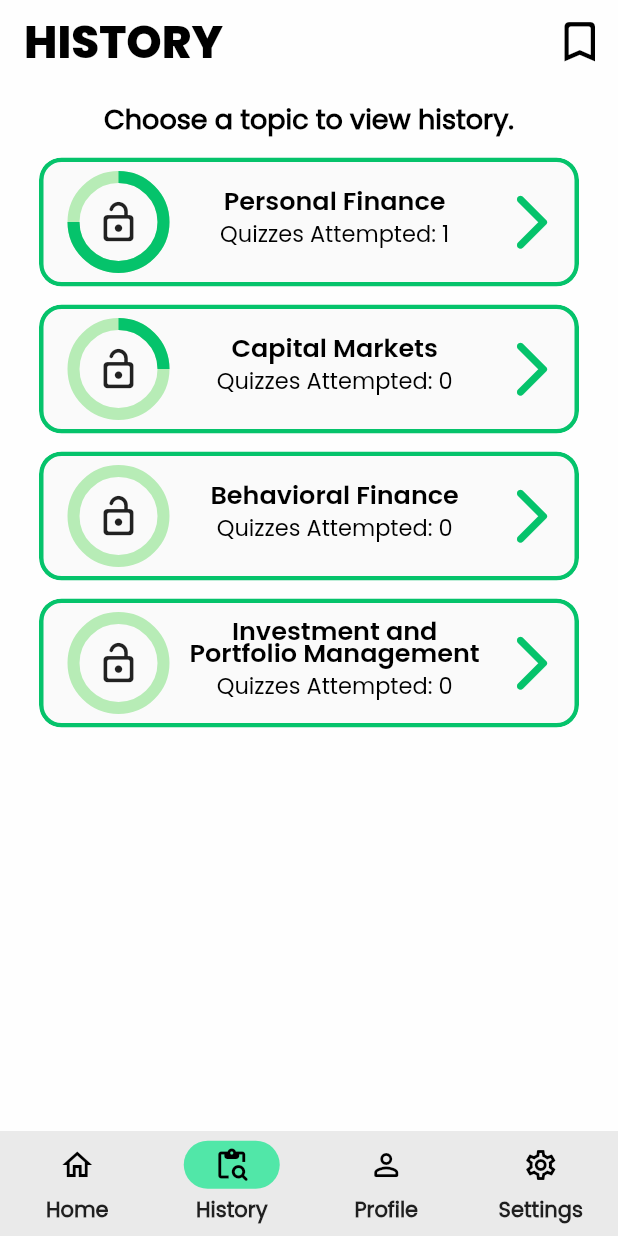
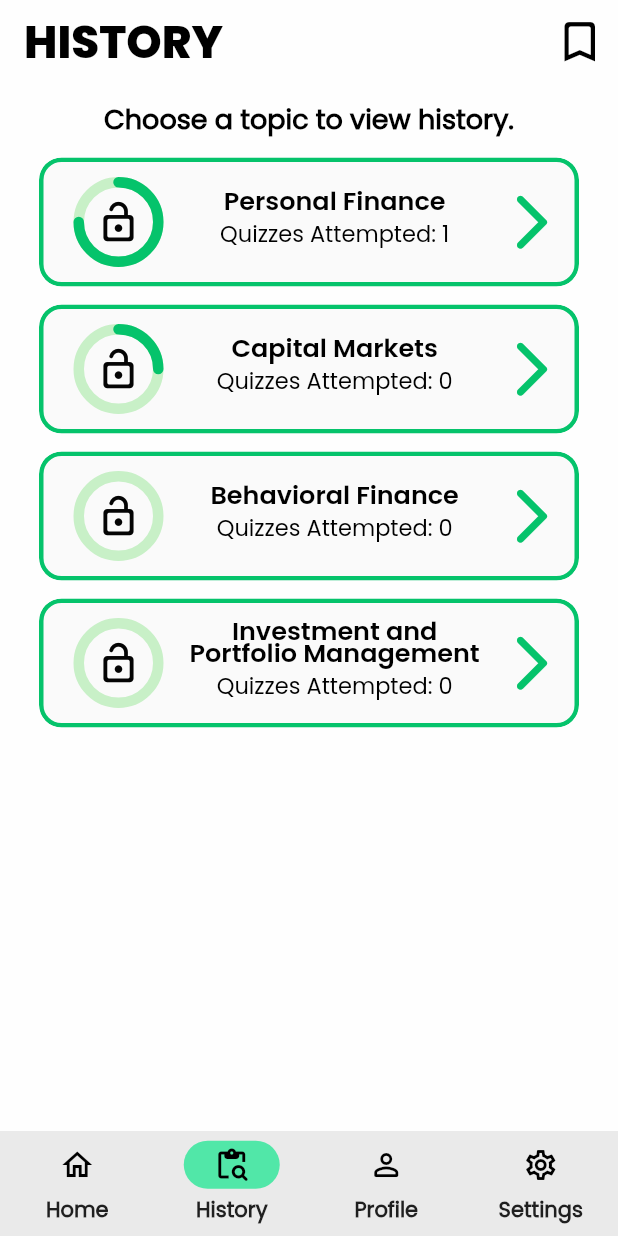
Before and after one commit to jelloalmoite/investor-quiz-app, a Flutter app: the screen it shows after launch, item 2 of the bottom bar chosen, on a phone screen of 412 x 824 dp. Run offline on Flutter 3.47's test engine with Material 2 defaults, Android fonts, the light colour scheme and no system bars; drawn by our look-alikes of percent_indicator; our stand-ins replace auto_size_text, toggle_switch.

Commit message:
Update history.dart
Minor changes to design

```diff
--- a/lib/pages/history.dart
+++ b/lib/pages/history.dart
@@ -1,5 +1,6 @@
 import 'package:flutter/material.dart';
 import 'package:investor_quizapp/pages/bookmarks.dart';
+import 'package:percent_indicator/percent_indicator.dart';
 
 class HistoryPage extends StatelessWidget {
   const HistoryPage({Key? key}) : super(key: key);
@@ -19,12 +20,15 @@
                 child: SizedBox(
                   width: 60,
                   height: 60,
-                  child: CircularProgressIndicator(
-                    valueColor:
-                        AlwaysStoppedAnimation(Color.fromRGBO(5, 195, 107, 1)),
-                    backgroundColor: Color.fromRGBO(83, 215, 80, 0.4),
-                    strokeWidth: 8,
-                    value: progress,
+                  child: CircularPercentIndicator(
+                    radius: 60.0,
+                    lineWidth: 7.0,
+                    animation: true,
+                    percent: progress,
+                    center: Icon(Icons.lock_open_rounded, size: 30),
+                    circularStrokeCap: CircularStrokeCap.round,
+                    progressColor: Color.fromRGBO(5, 195, 107, 100),
+                    backgroundColor: Color.fromRGBO(83, 215, 80, 0.3),
                   ),
                 ),
               ),
@@ -75,7 +79,7 @@
                 child: SizedBox(
                   height: 60,
                   child: Icon(Icons.arrow_forward_ios_rounded,
-                      color: Color.fromRGBO(5, 195, 107, 1), size: 45),
+                      color: Color.fromRGBO(5, 195, 107, 100), size: 45),
                 ),
               ),
             ],
```
